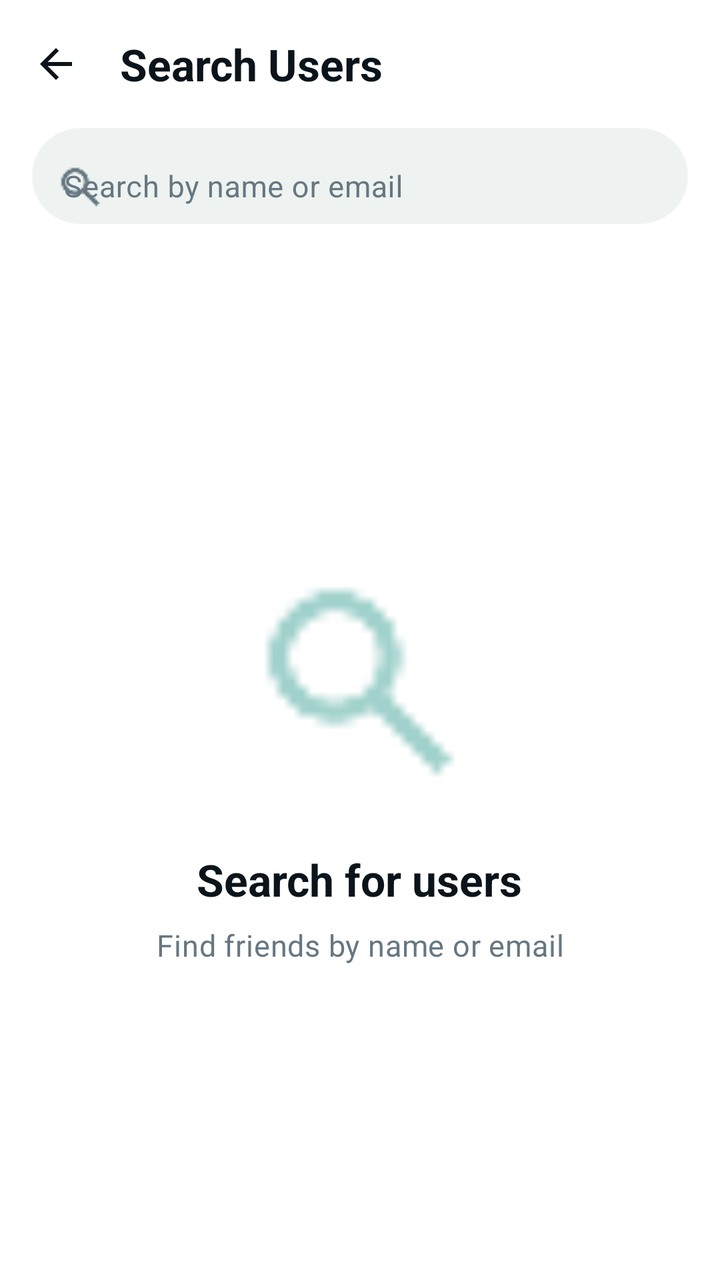
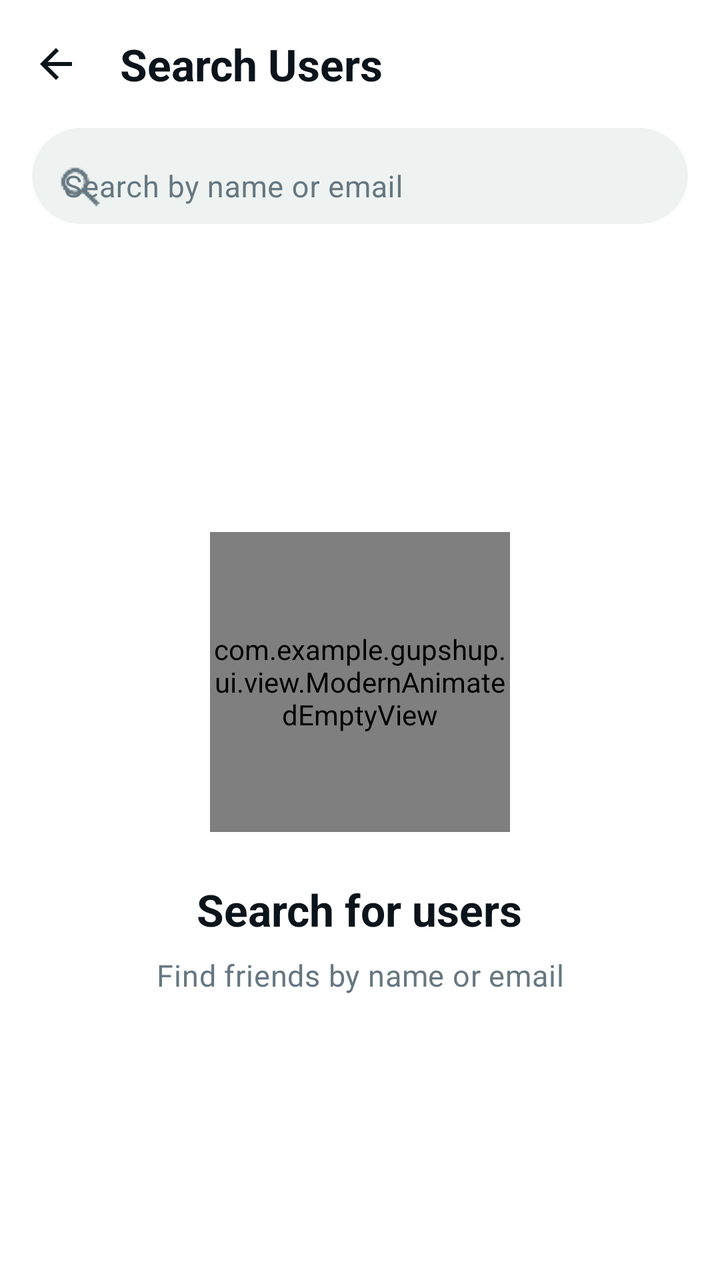

An Android layout rendered at two revisions. The XML below is the earlier revision; the diff shows what the commit changed to produce the second picture.
<!-- AndroidManifest.xml: application theme Theme.GupShup -->
<!-- res/layout/fragment_search.xml -->
<?xml version="1.0" encoding="utf-8"?>
<LinearLayout xmlns:android="http://schemas.android.com/apk/res/android"
    xmlns:app="http://schemas.android.com/apk/res-auto"
    android:layout_width="match_parent"
    android:layout_height="match_parent"
    android:orientation="vertical"
    android:background="?attr/colorSurface">

    
    <com.google.android.material.appbar.MaterialToolbar
        android:id="@+id/searchToolbar"
        android:layout_width="match_parent"
        android:layout_height="?attr/actionBarSize"
        android:background="?attr/colorSurface"
        app:title="Search Users"
        app:titleTextAppearance="@style/TextAppearance.GupShup.Headline"
        app:titleTextColor="?attr/colorOnSurface"
        app:navigationIcon="@drawable/ic_arrow_back"
        app:navigationIconTint="?attr/colorOnSurface" />

    
    <LinearLayout
        android:layout_width="match_parent"
        android:layout_height="wrap_content"
        android:paddingHorizontal="@dimen/spacing_lg"
        android:paddingBottom="@dimen/spacing_md"
        android:background="?attr/colorSurface">

        <com.google.android.material.textfield.TextInputLayout
            android:layout_width="match_parent"
            android:layout_height="48dp"
            android:background="@drawable/bg_input_pill"
            app:boxBackgroundMode="none"
            app:hintAnimationEnabled="false"
            app:startIconDrawable="@drawable/ic_search"
            app:startIconTint="@color/onSurfaceVariant"
            app:endIconMode="clear_text"
            app:endIconTint="@color/onSurfaceVariant">

            <com.google.android.material.textfield.TextInputEditText
                android:id="@+id/searchInput"
                android:layout_width="match_parent"
                android:layout_height="match_parent"
                android:hint="Search by name or email"
                android:inputType="text"
                android:maxLines="1"
                android:background="@null"
                android:paddingVertical="0dp"
                style="@style/TextAppearance.GupShup.Body" />
        </com.google.android.material.textfield.TextInputLayout>
    </LinearLayout>

    
    <FrameLayout
        android:layout_width="match_parent"
        android:layout_height="0dp"
        android:layout_weight="1">

        
        <androidx.recyclerview.widget.RecyclerView
            android:id="@+id/searchRecyclerView"
            android:layout_width="match_parent"
            android:layout_height="match_parent"
            android:paddingBottom="@dimen/spacing_lg"
            android:clipToPadding="false"
            android:scrollbars="vertical" />

        
        <LinearLayout
            android:id="@+id/searchEmptyState"
            style="@style/Widget.GupShup.EmptyState"
            android:layout_width="match_parent"
            android:layout_height="match_parent"
            android:orientation="vertical"
            android:gravity="center"
            android:padding="@dimen/spacing_3xl">

            
            <ImageView
                android:id="@+id/searchEmptyIcon"
                android:layout_width="@dimen/empty_state_illustration_size"
                android:layout_height="@dimen/empty_state_illustration_size"
                android:src="@drawable/ic_search"
                android:alpha="0.4"
                app:tint="@color/colorPrimary" />

            
            <TextView
                android:id="@+id/searchEmptyTitle"
                android:layout_width="wrap_content"
                android:layout_height="wrap_content"
                android:text="Search for users"
                style="@style/TextAppearance.GupShup.Headline"
                android:layout_marginTop="@dimen/spacing_2xl" />

            
            <TextView
                android:id="@+id/searchEmptySubtitle"
                android:layout_width="wrap_content"
                android:layout_height="wrap_content"
                android:text="Find friends by name or email"
                style="@style/TextAppearance.GupShup.Body"
                android:textColor="@color/onSurfaceVariant"
                android:layout_marginTop="@dimen/spacing_sm"
                android:textAlignment="center" />
        </LinearLayout>

    </FrameLayout>
</LinearLayout>
<!-- resources referenced by this layout -->
<resources>
  <color name="colorPrimary">#128C7E</color>
  <color name="onSurfaceVariant">#667781</color>
  <dimen name="empty_state_illustration_size">120dp</dimen>
  <dimen name="spacing_2xl">24dp</dimen>
  <dimen name="spacing_3xl">32dp</dimen>
  <dimen name="spacing_lg">16dp</dimen>
  <dimen name="spacing_md">12dp</dimen>
  <dimen name="spacing_sm">8dp</dimen>
  <!-- drawable bg_input_pill (drawable) -->
  <?xml version="1.0" encoding="utf-8"?>
  <shape xmlns:android="http://schemas.android.com/apk/res/android"
      android:shape="rectangle">
      <solid android:color="@color/colorSurfaceContainerHigh" />
      <corners android:radius="28dp" />
  </shape>
  <!-- drawable ic_arrow_back (drawable) -->
  <vector xmlns:android="http://schemas.android.com/apk/res/android"
      android:width="24dp"
      android:height="24dp"
      android:viewportWidth="24"
      android:viewportHeight="24"
      android:tint="?attr/colorOnSurface"
      android:autoMirrored="true">
      <path android:fillColor="@android:color/white"
          android:pathData="M20,11H7.83l5.59,-5.59L12,4l-8,8 8,8 1.41,-1.41L7.83,13H20v-2z"/>
  </vector>
  <style name="TextAppearance.GupShup.Body" parent="TextAppearance.Material3.BodyMedium">
          <item name="android:textSize">15sp</item>
          <item name="android:fontFamily">@font/google_sans</item>
          <item name="android:lineSpacingExtra">7sp</item> 
          <item name="android:textColor">?attr/colorOnSurface</item>
      </style>
  <style name="TextAppearance.GupShup.Headline" parent="TextAppearance.Material3.HeadlineSmall">
          <item name="android:textSize">22sp</item>
          <item name="android:textStyle">bold</item>
          <item name="android:fontFamily">@font/google_sans_medium</item>
          <item name="android:textColor">?attr/colorOnSurface</item>
      </style>
  <style name="Widget.GupShup.EmptyState">
          <item name="android:gravity">center</item>
          <item name="android:padding">@dimen/spacing_3xl</item>
      </style>
  <color name="colorSurfaceContainerHigh">#EEF3F1</color>
  <color name="onPrimary">#FFFFFF</color>
  <color name="colorPrimaryContainer">#E7F9F1</color>
  <color name="onPrimaryContainer">#05362E</color>
  <color name="colorSecondary">#128C7E</color>
  <color name="onSecondary">#FFFFFF</color>
  <color name="colorSecondaryContainer">#E7F9F1</color>
  <color name="onSecondaryContainer">#05362E</color>
  <color name="colorTertiary">#075E54</color>
  <color name="onTertiary">#FFFFFF</color>
  <color name="colorTertiaryContainer">#D3E4FF</color>
  <color name="onTertiaryContainer">#041C35</color>
  <color name="background">#FFFFFF</color>
  <color name="surface">#FFFFFF</color>
  <color name="surfaceVariant">#EEF3F1</color>
  <color name="onSurface">#0B141A</color>
  <color name="outline">#E0E4E2</color>
  <color name="colorSurfaceContainer">#EEF3F1</color>
  <color name="colorSurfaceContainerLow">#F7F9FA</color>
  <color name="error">#D32F2F</color>
  <color name="onError">#FFFFFF</color>
  <color name="errorContainer">#FFDAD6</color>
  <color name="onErrorContainer">#410002</color>
  <!-- unchanged entries left out for length: 2 -->
</resources>

<!-- the commit's change to res/layout/fragment_search.xml (unified diff, before → after) -->
@@ -75,14 +75,12 @@
             android:gravity="center"
             android:padding="@dimen/spacing_3xl">
 
-            
-            <ImageView
-                android:id="@+id/searchEmptyIcon"
-                android:layout_width="@dimen/empty_state_illustration_size"
-                android:layout_height="@dimen/empty_state_illustration_size"
-                android:src="@drawable/ic_search"
-                android:alpha="0.4"
-                app:tint="@color/colorPrimary" />
+            <com.example.gupshup.ui.view.ModernAnimatedEmptyView
+                android:id="@+id/searchAnimatedEmptyView"
+                android:layout_width="150dp"
+                android:layout_height="150dp"
+                app:iconSrc="@drawable/ic_search"
+                app:pulseColor="@color/colorPrimary" />
 
             
             <TextView
<!-- resource entries referenced after the edit -->
@@ -2,7 +2,6 @@
 <resources>
   <color name="colorPrimary">#128C7E</color>
   <color name="onSurfaceVariant">#667781</color>
-  <dimen name="empty_state_illustration_size">120dp</dimen>
   <dimen name="spacing_2xl">24dp</dimen>
   <dimen name="spacing_3xl">32dp</dimen>
   <dimen name="spacing_lg">16dp</dimen>
